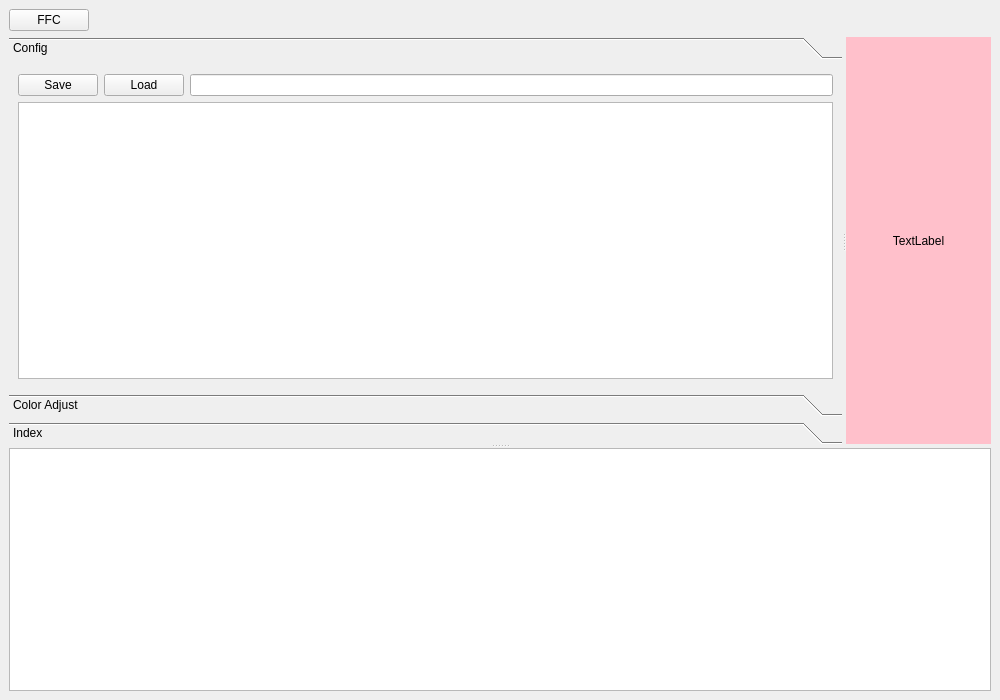
eyeree/pyhugm, file hugm.ui: the form before one commit.
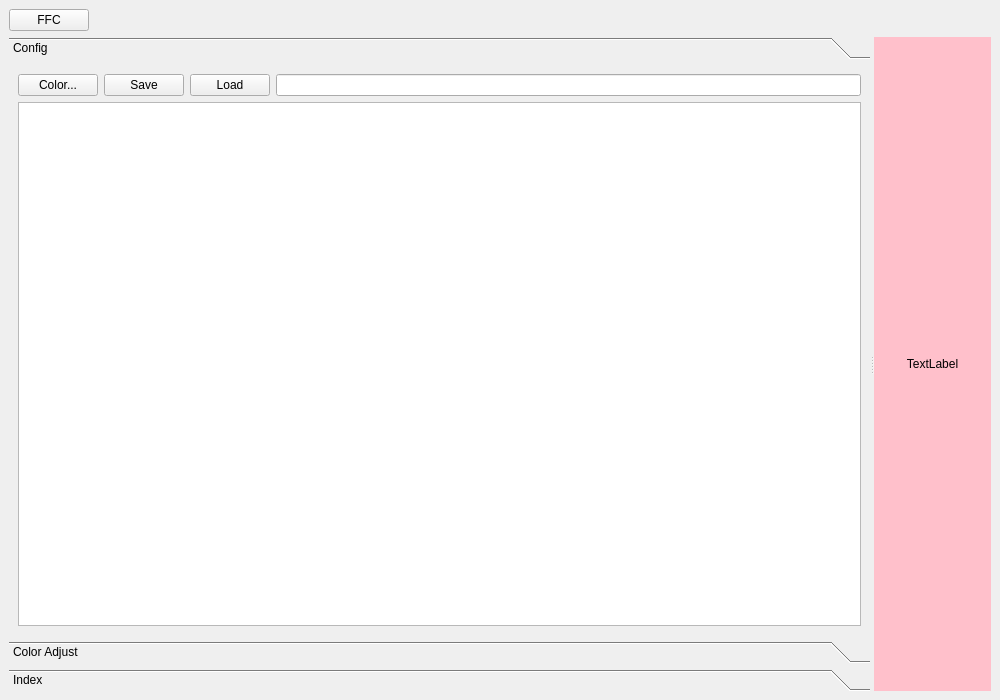
The form after the commit.

What changed in the file:
```diff
--- a/hugm.ui
+++ b/hugm.ui
@@ -26,15 +26,9 @@
      <verstretch>0</verstretch>
     </sizepolicy>
    </property>
-   <layout class="QGridLayout" name="gridLayout">
-    <item row="0" column="0">
-     <layout class="QHBoxLayout" name="buttonRowLayout">
-      <property name="sizeConstraint">
-       <enum>QLayout::SetNoConstraint</enum>
-      </property>
-      <property name="leftMargin">
-       <number>0</number>
-      </property>
+   <layout class="QVBoxLayout" name="verticalLayout" stretch="0,1">
+    <item>
+     <layout class="QHBoxLayout" name="horizontalLayout_12">
       <item>
        <widget class="QPushButton" name="performFFCButton">
         <property name="text">
@@ -57,11 +51,7 @@
       </item>
      </layout>
     </item>
-    <item row="1" column="0">
-     <widget class="QSplitter" name="horizontalSplitter">
-      <property name="orientation">
-       <enum>Qt::Vertical</enum>
-      </property>
+    <item>
       <widget class="QSplitter" name="verticalSplitter">
        <property name="orientation">
         <enum>Qt::Horizontal</enum>
@@ -81,8 +71,8 @@
           <rect>
            <x>0</x>
            <y>0</y>
-           <width>859</width>
-           <height>292</height>
+          <width>819</width>
+          <height>538</height>
           </rect>
          </property>
          <attribute name="label">
@@ -91,6 +81,13 @@
          <layout class="QGridLayout" name="gridLayout_2">
           <item row="0" column="0">
            <layout class="QHBoxLayout" name="horizontalLayout_4">
+           <item>
+            <widget class="QPushButton" name="editColorButton">
+             <property name="text">
+              <string>Color...</string>
+             </property>
+            </widget>
+           </item>
             <item>
              <widget class="QPushButton" name="saveButton">
               <property name="text">
@@ -779,24 +776,6 @@
         </property>
         <property name="wordWrap">
          <bool>false</bool>
-        </property>
-       </widget>
-      </widget>
-      <widget class="QTextEdit" name="logTextEdit">
-       <property name="sizePolicy">
-        <sizepolicy hsizetype="Expanding" vsizetype="Expanding">
-         <horstretch>0</horstretch>
-         <verstretch>0</verstretch>
-        </sizepolicy>
-       </property>
-       <property name="baseSize">
-        <size>
-         <width>0</width>
-         <height>0</height>
-        </size>
-       </property>
-       <property name="readOnly">
-        <bool>true</bool>
        </property>
       </widget>
      </widget>
```
Left out of the diff: 8 changed lines with no effect on the pictures. Lines whose indentation alone changed are shown as unchanged.
